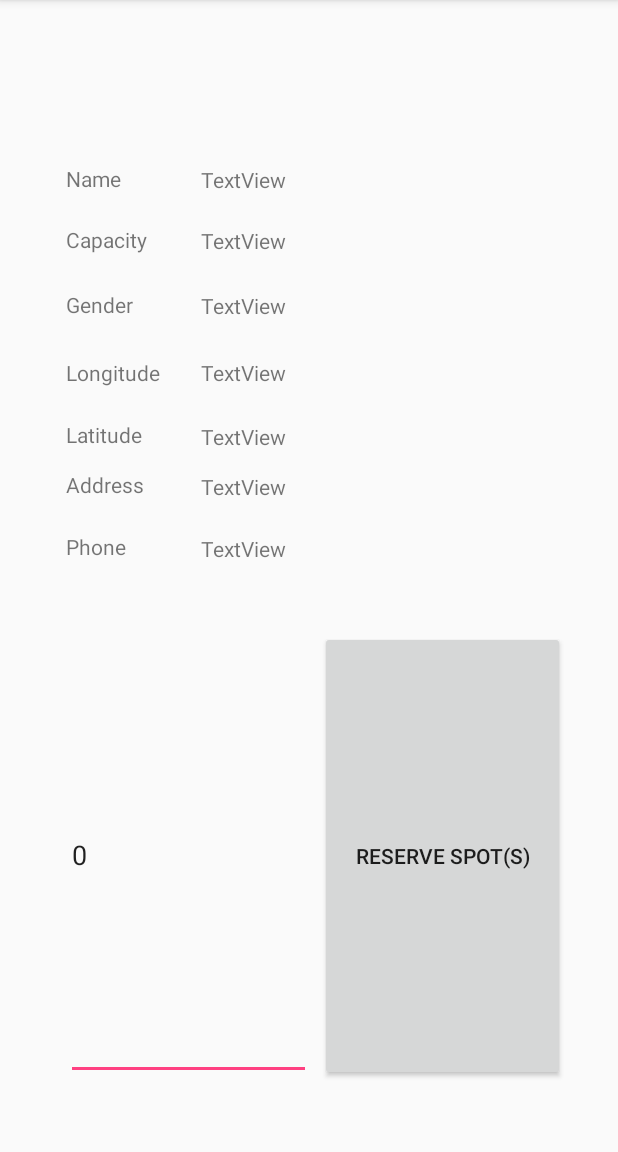
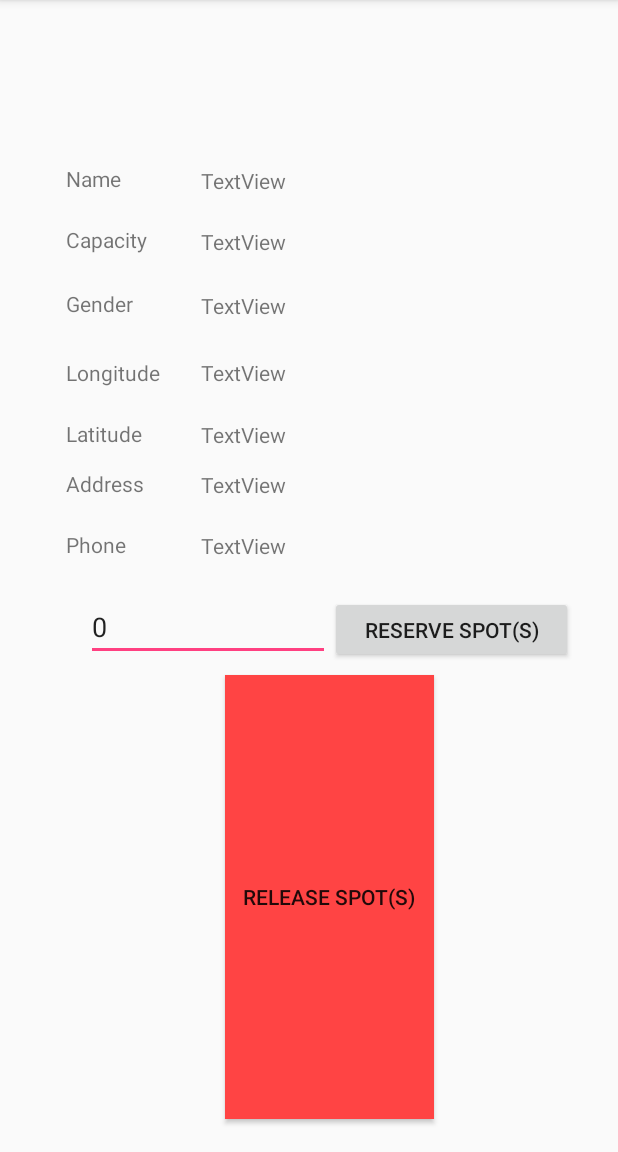
Before and after one commit to sscheele/shelter-helper, an Android app: the shelter_detail_view screen opened directly, with no data from a screen before it, on a phone screen of 412 x 824 dp, the part 84-1236 px from its top. Run offline under Robolectric (Android 15) with nearby library versions, the phone set to English and light mode, and no system bars; our stand-ins replace Firebase (no records; nobody signed in at launch, a user with empty details on screens opened directly); 8 statements that could not run were skipped.

Commit message:
Add capability to release beds, require users to be able to reserve at one shelter at a time

```diff
--- a/app/src/main/java/com/a2340/shelterhelper/LocalUsers.java
+++ b/app/src/main/java/com/a2340/shelterhelper/LocalUsers.java
@@ -22,7 +22,7 @@ import java.util.ArrayList;
 
 public class LocalUsers {
     private static ArrayList<User> allUsers = new ArrayList<>();
-    private static String currentUser = "";
+    private static User currentUser;
 
     public static void readInUsers(Context c) {
         try {
@@ -37,7 +37,7 @@ public class LocalUsers {
         }
     }
 
-    public static String getCurrentUser() {
+    public static User getCurrentUser() {
         return currentUser;
     }
 
@@ -51,7 +51,7 @@ public class LocalUsers {
             passBox.setBackgroundColor(Color.RED);
             return false;
         }
-        currentUser = username;
+        currentUser = match;
         return true;
     }
 
--- a/app/src/main/java/com/a2340/shelterhelper/MainActivity.java
+++ b/app/src/main/java/com/a2340/shelterhelper/MainActivity.java
@@ -45,7 +45,7 @@ public class MainActivity extends AppCompatActivity {
             @Override
             public void onChildAdded(DataSnapshot dataSnapshot, String s) {
                 Shelter newShelter = dataSnapshot.getValue(Shelter.class);
-                listAdapter.add(newShelter.name);
+                listAdapter.add(newShelter);
                 shelters.add(newShelter);
                 Log.i("SHELTADD", "" + newShelter.key);
             }
--- a/app/src/main/res/layout/activity_shelter_detail_view.xml
+++ b/app/src/main/res/layout/activity_shelter_detail_view.xml
@@ -4,13 +4,14 @@
     xmlns:tools="http://schemas.android.com/tools"
     android:layout_width="match_parent"
     android:layout_height="match_parent"
-    tools:context="com.a2340.shelterhelper.shelter_detail_view">
+    tools:context="com.a2340.shelterhelper.shelter_detail_view"
+    tools:layout_editor_absoluteY="81dp">
 
     <TextView
         android:id="@+id/gender_tv"
         android:layout_width="wrap_content"
         android:layout_height="wrap_content"
-        android:layout_marginTop="24dp"
+        android:layout_marginTop="23dp"
         android:text="TextView"
         app:layout_constraintStart_toStartOf="@+id/capacity_tv"
         app:layout_constraintTop_toBottomOf="@+id/capacity_tv" />
@@ -19,7 +20,7 @@
         android:id="@+id/textView14"
         android:layout_width="wrap_content"
         android:layout_height="wrap_content"
-        android:layout_marginTop="24dp"
+        android:layout_marginTop="23dp"
         android:text="Gender"
         app:layout_constraintStart_toStartOf="@+id/textView17"
         app:layout_constraintTop_toBottomOf="@+id/textView17" />
@@ -28,11 +29,9 @@
         android:id="@+id/textView15"
         android:layout_width="wrap_content"
         android:layout_height="wrap_content"
-        android:layout_marginBottom="292dp"
         android:layout_marginStart="44dp"
         android:layout_marginTop="109dp"
         android:text="Name"
-        app:layout_constraintBottom_toTopOf="@+id/reserve_number_box"
         app:layout_constraintStart_toStartOf="parent"
         app:layout_constraintTop_toTopOf="parent" />
 
@@ -40,7 +39,7 @@
         android:id="@+id/textView16"
         android:layout_width="wrap_content"
         android:layout_height="wrap_content"
-        android:layout_marginTop="22dp"
+        android:layout_marginTop="21dp"
         android:text="Phone"
         app:layout_constraintStart_toStartOf="@+id/textView18"
         app:layout_constraintTop_toBottomOf="@+id/textView18" />
@@ -67,7 +66,7 @@
         android:id="@+id/textView19"
         android:layout_width="wrap_content"
         android:layout_height="wrap_content"
-        android:layout_marginTop="22dp"
+        android:layout_marginTop="21dp"
         android:text="Latitude"
         app:layout_constraintStart_toStartOf="@+id/textView20"
         app:layout_constraintTop_toBottomOf="@+id/textView20" />
@@ -84,7 +83,7 @@
         android:id="@+id/phone_tv"
         android:layout_width="wrap_content"
         android:layout_height="wrap_content"
-        android:layout_marginTop="22dp"
+        android:layout_marginTop="21dp"
         android:text="TextView"
         app:layout_constraintStart_toStartOf="@+id/address_tv"
         app:layout_constraintTop_toBottomOf="@+id/address_tv" />
@@ -93,7 +92,7 @@
         android:id="@+id/latitiude_tv"
         android:layout_width="wrap_content"
         android:layout_height="wrap_content"
-        android:layout_marginTop="23dp"
+        android:layout_marginTop="22dp"
         android:text="TextView"
         app:layout_constraintStart_toStartOf="@+id/longitude_tv"
         app:layout_constraintTop_toBottomOf="@+id/longitude_tv" />
@@ -129,39 +128,48 @@
         android:id="@+id/name_tv"
         android:layout_width="wrap_content"
         android:layout_height="wrap_content"
-        android:layout_marginBottom="291dp"
+        android:layout_marginBottom="20dp"
         android:layout_marginStart="36dp"
-        android:layout_marginTop="110dp"
         android:text="TextView"
-        app:layout_constraintBottom_toTopOf="@+id/reserve_btn"
-        app:layout_constraintStart_toEndOf="@+id/textView17"
-        app:layout_constraintTop_toTopOf="parent" />
+        app:layout_constraintBottom_toTopOf="@+id/textView17"
+        app:layout_constraintStart_toEndOf="@+id/textView17" />
 
     <EditText
         android:id="@+id/reserve_number_box"
         android:layout_width="0dp"
-        android:layout_height="0dp"
-        android:layout_marginBottom="48dp"
-        android:layout_marginEnd="6dp"
-        android:layout_marginStart="44dp"
+        android:layout_height="43dp"
+        android:layout_marginStart="57dp"
+        android:layout_marginTop="24dp"
         android:ems="10"
         android:inputType="number"
         android:text="0"
-        app:layout_constraintBottom_toBottomOf="parent"
         app:layout_constraintEnd_toStartOf="@+id/reserve_btn"
         app:layout_constraintStart_toStartOf="parent"
-        app:layout_constraintTop_toBottomOf="@+id/textView15" />
+        app:layout_constraintTop_toBottomOf="@+id/phone_tv" />
 
     <Button
         android:id="@+id/reserve_btn"
         android:layout_width="0dp"
         android:layout_height="0dp"
-        android:layout_marginBottom="47dp"
-        android:layout_marginEnd="35dp"
+        android:layout_marginBottom="8dp"
+        android:layout_marginEnd="30dp"
         android:text="Reserve Spot(s)"
-        app:layout_constraintBottom_toBottomOf="parent"
+        app:layout_constraintBottom_toTopOf="@+id/release_bed_btn"
         app:layout_constraintEnd_toEndOf="parent"
         app:layout_constraintStart_toEndOf="@+id/reserve_number_box"
-        app:layout_constraintTop_toBottomOf="@+id/name_tv" />
+        app:layout_constraintTop_toTopOf="@+id/reserve_number_box" />
+
+    <Button
+        android:id="@+id/release_bed_btn"
+        android:layout_width="139dp"
+        android:layout_height="0dp"
+        android:layout_marginBottom="22dp"
+        android:layout_marginTop="9dp"
+        android:background="@android:color/holo_red_light"
+        android:text="Release Spot(s)"
+        app:layout_constraintBottom_toBottomOf="parent"
+        app:layout_constraintEnd_toStartOf="@+id/reserve_btn"
+        app:layout_constraintStart_toStartOf="@+id/reserve_btn"
+        app:layout_constraintTop_toBottomOf="@+id/reserve_number_box" />
 
 </android.support.constraint.ConstraintLayout>
```
Also changed, not shown: app/src/main/java/com/a2340/shelterhelper/User.java (+19 -0 lines), app/src/main/java/com/a2340/shelterhelper/shelter_detail_view.java (+18 -1 lines).
